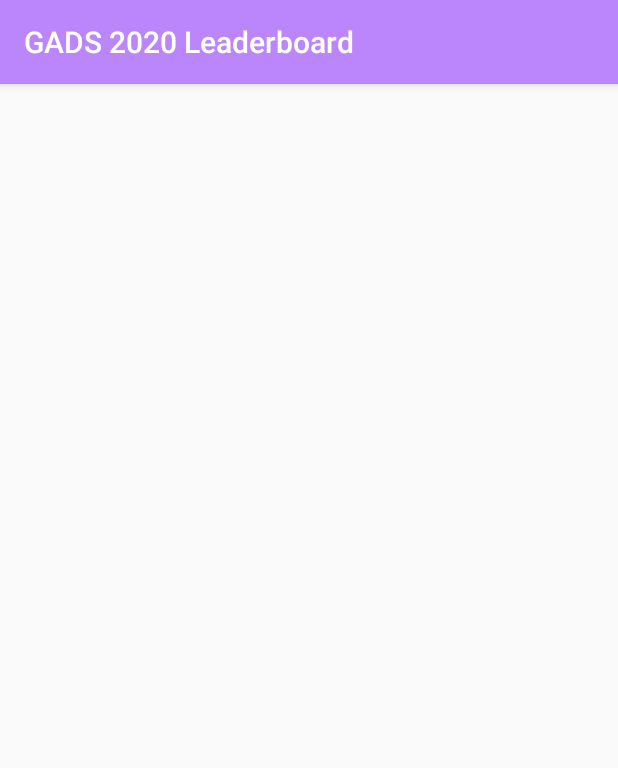
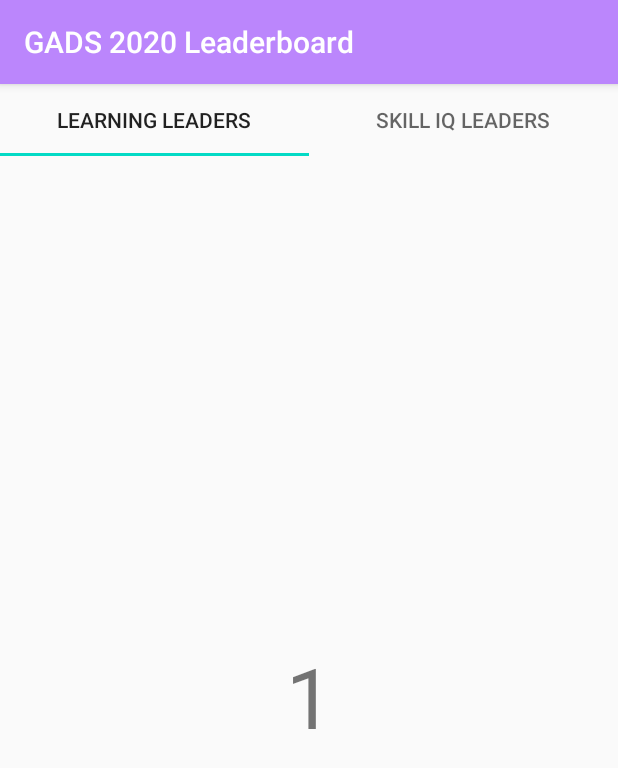
Before and after one commit to ilatyphi95/GADS-2020-Leaderboard, an Android app: the screen it shows after launch (LeaderBoardActivity), on a phone screen of 412 x 824 dp. Shown: the top 768 px of the screen. Run offline under Robolectric (Android 15) with nearby library versions, the phone set to English and light mode, and no system bars; our stand-ins replace data binding.

Commit message:
Create barebone leader activity

```diff
--- a/app/build.gradle
+++ b/app/build.gradle
@@ -1,5 +1,6 @@
 apply plugin: 'com.android.application'
 apply plugin: 'kotlin-android'
+apply plugin: 'kotlin-kapt'
 apply plugin: 'kotlin-android-extensions'
 
 android {
@@ -21,6 +22,11 @@ android {
             proguardFiles getDefaultProguardFile('proguard-android-optimize.txt'), 'proguard-rules.pro'
         }
     }
+
+    // Enable data binding
+    dataBinding {
+        enabled = true
+    }
 }
 
 dependencies {
@@ -30,6 +36,7 @@ dependencies {
     implementation 'androidx.appcompat:appcompat:1.2.0'
     implementation 'androidx.constraintlayout:constraintlayout:2.0.1'
     implementation "org.jetbrains.kotlinx:kotlinx-coroutines-android:$coroutinesVersion"
+    implementation 'com.google.android.material:material:1.2.0'
 
     testImplementation 'junit:junit:4.13'
     androidTestImplementation 'androidx.test.ext:junit:1.1.2'
--- /dev/null
+++ b/app/src/main/java/com/ilatyphi95/gads2020leaderboard/CollectorAdapter.kt
@@ -0,0 +1,30 @@
+package com.ilatyphi95.gads2020leaderboard
+
+import android.os.Bundle
+import androidx.fragment.app.Fragment
+import androidx.viewpager2.adapter.FragmentStateAdapter
+
+
+class CollectorAdapter(fragment: Fragment) : FragmentStateAdapter(fragment) {
+
+    private val itemCount: Array<String> by lazy {
+        fragment.resources.getStringArray(R.array.tabs_names)
+    }
+
+    override fun getItemCount() = itemCount.size
+
+    override fun createFragment(position: Int): Fragment {
+
+        val fragment = LeaderFragment()
+        fragment.arguments = Bundle().apply {
+            putInt(
+                ARG_OBJECT,
+                when (position) {
+                    0, 1 -> (position + 1)
+                    else -> 0
+                }
+            )
+        }
+        return fragment
+    }
+}
--- /dev/null
+++ b/app/src/main/java/com/ilatyphi95/gads2020leaderboard/CollectorFragment.kt
@@ -0,0 +1,40 @@
+package com.ilatyphi95.gads2020leaderboard
+
+import android.os.Bundle
+import android.view.LayoutInflater
+import android.view.View
+import android.view.ViewGroup
+import androidx.databinding.DataBindingUtil
+import androidx.fragment.app.Fragment
+import com.google.android.material.tabs.TabLayoutMediator
+import com.ilatyphi95.gads2020leaderboard.databinding.FragmentCollectorBinding
+
+class CollectorFragment : Fragment() {
+    lateinit var binding: FragmentCollectorBinding
+    val stringArray by lazy {
+        resources.getStringArray(R.array.tabs_names)
+    }
+
+    val collectorAdapter by lazy {
+        CollectorAdapter(this)
+    }
+
+    override fun onCreateView(
+        inflater: LayoutInflater,
+        container: ViewGroup?,
+        savedInstanceState: Bundle?
+    ): View? {
+        binding = DataBindingUtil.inflate(
+            inflater, R.layout.fragment_collector, container, false)
+
+        return binding.root
+    }
+
+    override fun onViewCreated(view: View, savedInstanceState: Bundle?) {
+        binding.pager.adapter = collectorAdapter
+
+        TabLayoutMediator(binding.tabLayout, binding.pager) { tab, position ->
+            tab.text = stringArray[position]
+        }.attach()
+    }
+}
--- a/app/src/main/java/com/ilatyphi95/gads2020leaderboard/LeaderBoardActivity.kt
+++ b/app/src/main/java/com/ilatyphi95/gads2020leaderboard/LeaderBoardActivity.kt
@@ -1,11 +1,15 @@
 package com.ilatyphi95.gads2020leaderboard
 
+import android.os.Bundle
 import androidx.appcompat.app.AppCompatActivity
-import android.os.Bundle
 
 class LeaderBoardActivity : AppCompatActivity() {
     override fun onCreate(savedInstanceState: Bundle?) {
         super.onCreate(savedInstanceState)
         setContentView(R.layout.activity_leader_board)
+
+        val ft = supportFragmentManager.beginTransaction()
+        ft.replace(R.id.fragment, CollectorFragment())
+        ft.commit()
     }
 }
--- /dev/null
+++ b/app/src/main/java/com/ilatyphi95/gads2020leaderboard/LeaderFragment.kt
@@ -0,0 +1,31 @@
+package com.ilatyphi95.gads2020leaderboard
+
+import android.os.Bundle
+import android.view.LayoutInflater
+import android.view.View
+import android.view.ViewGroup
+import androidx.databinding.DataBindingUtil
+import androidx.fragment.app.Fragment
+import com.ilatyphi95.gads2020leaderboard.databinding.FragmentLeaderBinding
+
+const val ARG_OBJECT = "object"
+class LeaderFragment : Fragment() {
+
+    private lateinit var binding : FragmentLeaderBinding
+
+    override fun onCreateView(
+        inflater: LayoutInflater,
+        container: ViewGroup?,
+        savedInstanceState: Bundle?
+    ): View? {
+        binding = DataBindingUtil.inflate(inflater, R.layout.fragment_leader, container, false)
+
+        return binding.root
+    }
+
+    override fun onViewCreated(view: View, savedInstanceState: Bundle?) {
+        arguments?.takeIf { it.containsKey(ARG_OBJECT) }?.apply {
+            binding.textView.text = getInt(ARG_OBJECT).toString()
+        }
+    }
+}
--- a/app/src/main/java/com/ilatyphi95/gads2020leaderboard/MainActivity.kt
+++ b/app/src/main/java/com/ilatyphi95/gads2020leaderboard/MainActivity.kt
@@ -35,6 +35,7 @@ class MainActivity : AppCompatActivity() {
 
     private fun navigateToLeaderBoard() {
         startActivity(Intent(this, LeaderBoardActivity::class.java))
+        finish()
     }
 
     private suspend fun startCountDown(counter: MutableLiveData<Int>) {
--- a/app/src/main/res/layout/activity_leader_board.xml
+++ b/app/src/main/res/layout/activity_leader_board.xml
@@ -1,9 +1,13 @@
 <?xml version="1.0" encoding="utf-8"?>
-<androidx.constraintlayout.widget.ConstraintLayout xmlns:android="http://schemas.android.com/apk/res/android"
-    xmlns:app="http://schemas.android.com/apk/res-auto"
+<LinearLayout xmlns:android="http://schemas.android.com/apk/res/android"
     xmlns:tools="http://schemas.android.com/tools"
     android:layout_width="match_parent"
     android:layout_height="match_parent"
+    android:orientation="vertical"
     tools:context=".LeaderBoardActivity">
 
-</androidx.constraintlayout.widget.ConstraintLayout>
+    <FrameLayout
+        android:id="@+id/fragment"
+        android:layout_width="match_parent"
+        android:layout_height="match_parent" />
+</LinearLayout>
--- /dev/null
+++ b/app/src/main/res/layout/fragment_collector.xml
@@ -0,0 +1,22 @@
+<?xml version="1.0" encoding="utf-8"?>
+<layout xmlns:android="http://schemas.android.com/apk/res/android"
+    xmlns:tools="http://schemas.android.com/tools">
+
+<LinearLayout
+    android:layout_width="match_parent"
+    android:layout_height="match_parent"
+    android:orientation="vertical"
+    tools:context=".LeaderBoardActivity">
+
+    <com.google.android.material.tabs.TabLayout
+        android:id="@+id/tab_layout"
+        android:layout_width="match_parent"
+        android:layout_height="wrap_content"/>
+
+    <androidx.viewpager2.widget.ViewPager2
+        android:id="@+id/pager"
+        android:layout_width="match_parent"
+        android:layout_height="0dp"
+        android:layout_weight="1" />
+</LinearLayout>
+</layout>
--- /dev/null
+++ b/app/src/main/res/layout/fragment_leader.xml
@@ -0,0 +1,19 @@
+<?xml version="1.0" encoding="utf-8"?>
+<layout xmlns:android="http://schemas.android.com/apk/res/android"
+    xmlns:app="http://schemas.android.com/apk/res-auto">
+
+    <androidx.constraintlayout.widget.ConstraintLayout
+        android:layout_width="match_parent"
+        android:layout_height="match_parent">
+
+        <TextView
+            android:id="@+id/textView"
+            android:layout_width="wrap_content"
+            android:layout_height="wrap_content"
+            android:textSize="56sp"
+            app:layout_constraintBottom_toBottomOf="parent"
+            app:layout_constraintEnd_toEndOf="parent"
+            app:layout_constraintStart_toStartOf="parent"
+            app:layout_constraintTop_toTopOf="parent" />
+    </androidx.constraintlayout.widget.ConstraintLayout>
+</layout>
--- /dev/null
+++ b/app/src/main/res/values/arrays.xml
@@ -0,0 +1,9 @@
+<?xml version="1.0" encoding="utf-8"?>
+<resources>
+    <string-array name="tabs_names">
+        <item>@string/learning_leaders</item>
+        <item>@string/iq_leaders</item>
+    </string-array>
+    <string name="learning_leaders">Learning Leaders</string>
+    <string name="iq_leaders">Skill IQ Leaders</string>
+</resources>
--- a/build.gradle
+++ b/build.gradle
@@ -27,5 +27,5 @@ task clean(type: Delete) {
 
 ext {
 
-    coroutinesVersion = '1.2.1'
+    coroutinesVersion = '1.3.4'
 }
```
